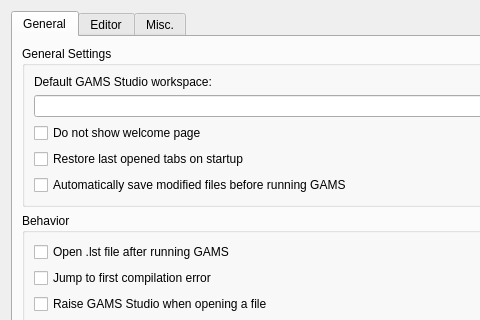
Before: the Qt Designer form src/settingsdialog.ui in GAMS-dev/studio, drawn with Qt 5; both pictures show x 0 to 480 and y 0 to 320 of the 740 by 659 pixel window.
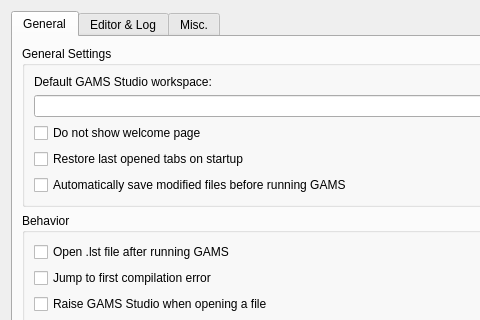
After: the same form once the commit is applied.

Commit message: renamed second settings tab ("Editor" > "Editor & Log")

```diff
--- a/src/settingsdialog.ui
+++ b/src/settingsdialog.ui
@@ -203,7 +203,7 @@
      </widget>
      <widget class="QWidget" name="tabEditor">
       <attribute name="title">
-       <string>Editor</string>
+       <string>Editor &amp;&amp; Log</string>
       </attribute>
       <layout class="QGridLayout" name="gridLayout_4">
        <item row="0" column="0">
```
